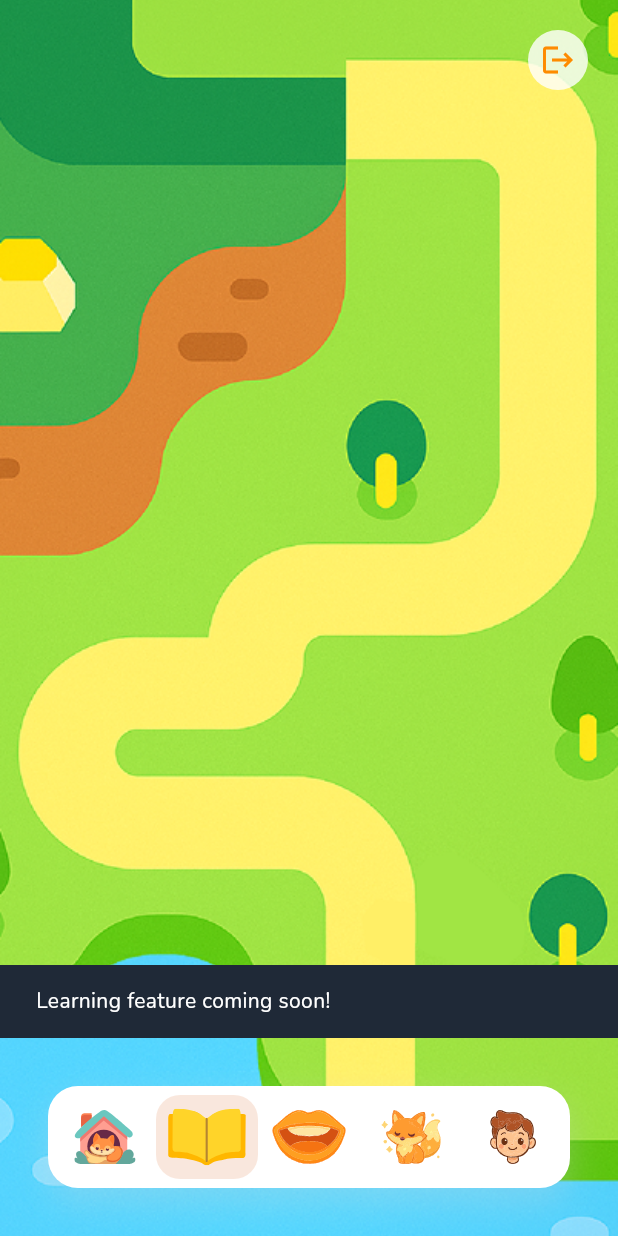
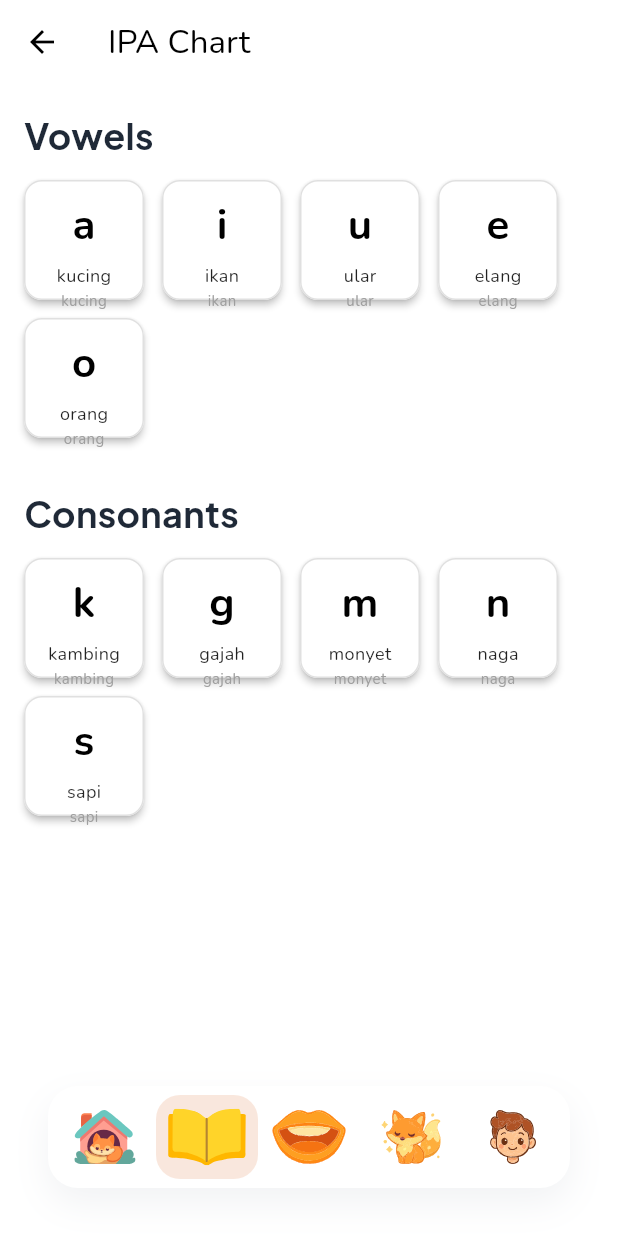
Before and after one commit to willyyypatootieee/LanguageLearning-OSS, a Flutter app: the HomeScreen screen opened by its route, item 2 of the bottom bar chosen, on a phone screen of 412 x 824 dp. Run offline on Flutter 3.47's test engine with Material 3 defaults, Android fonts, the phone set to English and light mode, and no system bars; our stand-ins replace flutter_svg, go_router, shared_preferences; accounts and stored records are empty; project files that could hold a hidden picture were left out.

Commit message:
feat: add feature dictionary soon will be including sound.

```diff
--- /dev/null
+++ b/lib/core/featureDictionary/widgets/ipa_button.dart
@@ -0,0 +1,61 @@
+import 'package:flutter/material.dart';
+
+class IPASymbolButton extends StatelessWidget {
+  final String symbol;
+  final String label;
+  final String example;
+
+  const IPASymbolButton({
+    Key? key,
+    required this.symbol,
+    required this.label,
+    required this.example,
+  }) : super(key: key);
+
+  @override
+  Widget build(BuildContext context) {
+    return Material(
+      color: Colors.white,
+      borderRadius: BorderRadius.circular(12),
+      elevation: 2,
+      child: InkWell(
+        borderRadius: BorderRadius.circular(12),
+        onTap: () {}, // Placeholder for future interaction
+        child: Container(
+          width: 80,
+          height: 80,
+          padding: const EdgeInsets.all(8),
+          decoration: BoxDecoration(
+            borderRadius: BorderRadius.circular(12),
+            border: Border.all(color: Colors.grey.shade300),
+          ),
+          child: FittedBox(
+            fit: BoxFit.scaleDown,
+            child: Column(
+              mainAxisAlignment: MainAxisAlignment.center,
+              children: [
+                Text(
+                  symbol,
+                  style: const TextStyle(
+                    fontSize: 28,
+                    fontWeight: FontWeight.bold,
+                    color: Colors.black,
+                  ),
+                ),
+                const SizedBox(height: 4),
+                Text(
+                  label,
+                  style: const TextStyle(fontSize: 12, color: Colors.black87),
+                ),
+                Text(
+                  example,
+                  style: const TextStyle(fontSize: 10, color: Colors.grey),
+                ),
+              ],
+            ),
+          ),
+        ),
+      ),
+    );
+  }
+}
--- /dev/null
+++ b/lib/featureDictionary/screens/ipa_chart_screen.dart
@@ -0,0 +1,104 @@
+import 'package:flutter/material.dart';
+import 'package:go_router/go_router.dart';
+import '../../../core/theme/app_theme.dart';
+import '../../../core/constants/app_constants.dart';
+import '../widgets/ipa_button.dart';
+import '../../../shared/shared_exports.dart';
+
+// Dummy IPA data singkat untuk vowels dan konsonan
+final List<Map<String, String>> vowelIPA = [
+  {'symbol': 'a', 'label': 'kucing', 'example': 'kucing'},
+  {'symbol': 'i', 'label': 'ikan', 'example': 'ikan'},
+  {'symbol': 'u', 'label': 'ular', 'example': 'ular'},
+  {'symbol': 'e', 'label': 'elang', 'example': 'elang'},
+  {'symbol': 'o', 'label': 'orang', 'example': 'orang'},
+];
+
+final List<Map<String, String>> consonantIPA = [
+  {'symbol': 'k', 'label': 'kambing', 'example': 'kambing'},
+  {'symbol': 'g', 'label': 'gajah', 'example': 'gajah'},
+  {'symbol': 'm', 'label': 'monyet', 'example': 'monyet'},
+  {'symbol': 'n', 'label': 'naga', 'example': 'naga'},
+  {'symbol': 's', 'label': 'sapi', 'example': 'sapi'},
+];
+
+class IPAChartScreen extends StatelessWidget {
+  const IPAChartScreen({super.key});
+
+  @override
+  Widget build(BuildContext context) {
+    return Scaffold(
+      backgroundColor: AppTheme.lightTheme.colorScheme.background,
+      appBar: AppBar(
+        title: const Text('IPA Chart'),
+        backgroundColor: AppTheme.lightTheme.colorScheme.background,
+        elevation: 0,
+        foregroundColor: Colors.black,
+        leading: IconButton(
+          icon: const Icon(Icons.arrow_back),
+          onPressed: () => context.go('/home'),
+        ),
+      ),
+      body: SafeArea(
+        child: SingleChildScrollView(
+          padding: const EdgeInsets.only(
+            left: 16,
+            right: 16,
+            top: 16,
+            bottom: 120,
+          ),
+          child: Column(
+            crossAxisAlignment: CrossAxisAlignment.start,
+            children: [
+              Text(
+                'Vowels',
+                style: AppTheme.lightTheme.textTheme.headlineSmall,
+              ),
+              const SizedBox(height: 12),
+              _buildIPASection(vowelIPA),
+              const SizedBox(height: 32),
+              Text(
+                'Consonants',
+                style: AppTheme.lightTheme.textTheme.headlineSmall,
+              ),
+              const SizedBox(height: 12),
+              _buildIPASection(consonantIPA),
+            ],
+          ),
+        ),
+      ),
+      bottomNavigationBar: MainNavbar(
+        currentIndex: 1,
+        onTap:
+            (index) => context.go(
+              index == 0
+                  ? '/home'
+                  : index == 1
+                  ? '/dictionary'
+                  : index == 2
+                  ? '/practice'
+                  : index == 3
+                  ? '/leaderboard'
+                  : '/profile',
+            ),
+      ),
+    );
+  }
+
+  Widget _buildIPASection(List<Map<String, String>> ipaList) {
+    return Wrap(
+      spacing: 12,
+      runSpacing: 12,
+      children:
+          ipaList
+              .map(
+                (ipa) => IPASymbolButton(
+                  symbol: ipa['symbol']!,
+                  label: ipa['label']!,
+                  example: ipa['example']!,
+                ),
+              )
+              .toList(),
+    );
+  }
+}
--- /dev/null
+++ b/lib/featureDictionary/widgets/ipa_button.dart
@@ -0,0 +1,58 @@
+import 'package:flutter/material.dart';
+
+class IPASymbolButton extends StatelessWidget {
+  final String symbol;
+  final String label;
+  final String example;
+
+  const IPASymbolButton({
+    Key? key,
+    required this.symbol,
+    required this.label,
+    required this.example,
+  }) : super(key: key);
+
+  @override
+  Widget build(BuildContext context) {
+    return Material(
+      color: Colors.white,
+      borderRadius: BorderRadius.circular(12),
+      elevation: 2,
+      child: InkWell(
+        borderRadius: BorderRadius.circular(12),
+        onTap: () {}, // Placeholder for future interaction
+        child: Container(
+          width: 80,
+          height: 80,
+          padding: const EdgeInsets.all(8),
+          decoration: BoxDecoration(
+            borderRadius: BorderRadius.circular(12),
+            border: Border.all(color: Colors.grey.shade300),
+          ),
+          child: Column(
+            mainAxisAlignment: MainAxisAlignment.center,
+            children: [
+              Text(
+                symbol,
+                style: const TextStyle(
+                  fontSize: 28,
+                  fontWeight: FontWeight.bold,
+                  color: Colors.black,
+                ),
+              ),
+              const SizedBox(height: 4),
+              Text(
+                label,
+                style: const TextStyle(fontSize: 12, color: Colors.black87),
+              ),
+              Text(
+                example,
+                style: const TextStyle(fontSize: 10, color: Colors.grey),
+              ),
+            ],
+          ),
+        ),
+      ),
+    );
+  }
+}
--- a/lib/router/route_constants.dart
+++ b/lib/router/route_constants.dart
@@ -9,6 +9,7 @@ class AppRoutes {
   static const String login = '/login';
   static const String register = '/register';
   static const String profile = '/profile';
+  static const String dictionary = '/dictionary';
 
   // Route names (for named navigation)
   static const String rootName = 'root';
@@ -18,6 +19,7 @@ class AppRoutes {
   static const String loginName = 'login';
   static const String registerName = 'register';
   static const String profileName = 'profile';
+  static const String dictionaryName = 'dictionary';
 
   // Future routes (add as you develop more features)
   // static const String settings = '/settings';
```
Also changed, not shown: lib/featureHomeScreen/presentation/screens/home_screen.dart (+6 -9 lines), lib/router/router.dart (+10 -1 lines).
